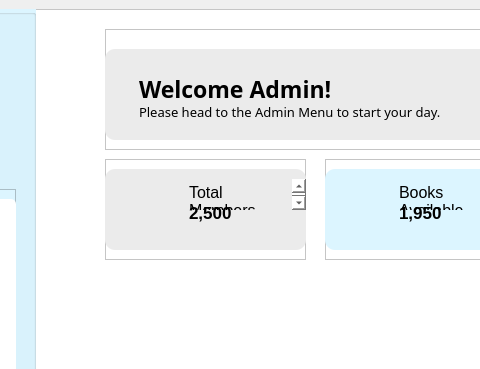
Above: LIS/adminhome.ui from TenacioussD/library_information_system before the change; both pictures show x 204 to 684 and y 0 to 369 of the 1019 by 670 pixel window. Below: the same form after it.
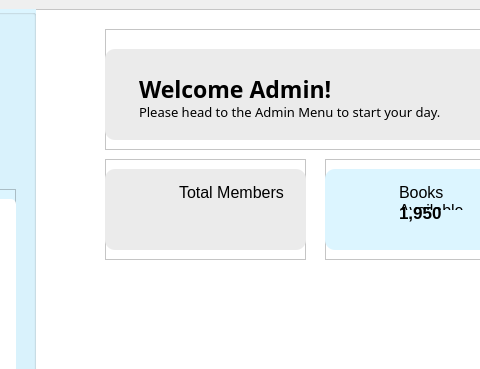
That is the form after the change. Icons and pictures are not drawn.

What changed in the file:
```diff
--- a/LIS/adminhome.ui
+++ b/LIS/adminhome.ui
@@ -534,9 +534,9 @@
        <widget class="QPlainTextEdit" name="plainTextEdit_5">
         <property name="geometry">
          <rect>
-          <x>80</x>
+          <x>70</x>
           <y>20</y>
-          <width>121</width>
+          <width>131</width>
           <height>31</height>
          </rect>
         </property>
@@ -554,9 +554,9 @@
        <widget class="QPlainTextEdit" name="plainTextEdit">
         <property name="geometry">
          <rect>
-          <x>80</x>
-          <y>40</y>
-          <width>61</width>
+          <x>70</x>
+          <y>50</y>
+          <width>121</width>
           <height>31</height>
          </rect>
         </property>
@@ -569,7 +569,7 @@
          <enum>QFrame::NoFrame</enum>
         </property>
         <property name="plainText">
-         <string>2,500</string>
+         <string/>
         </property>
        </widget>
       </widget>
```
